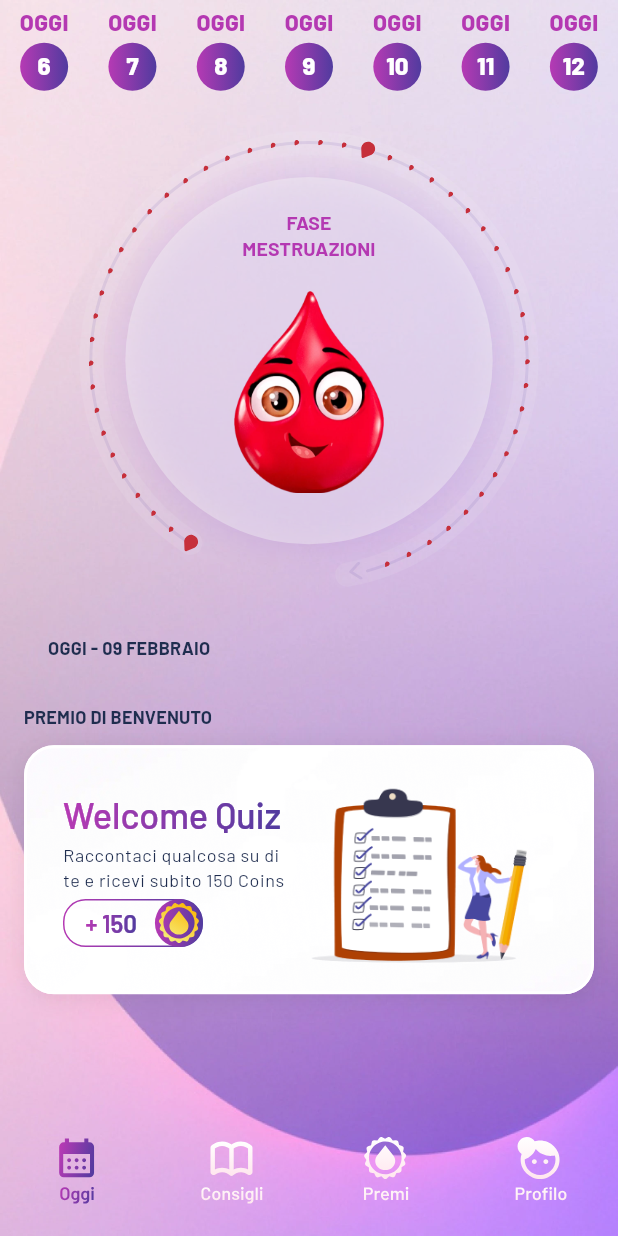
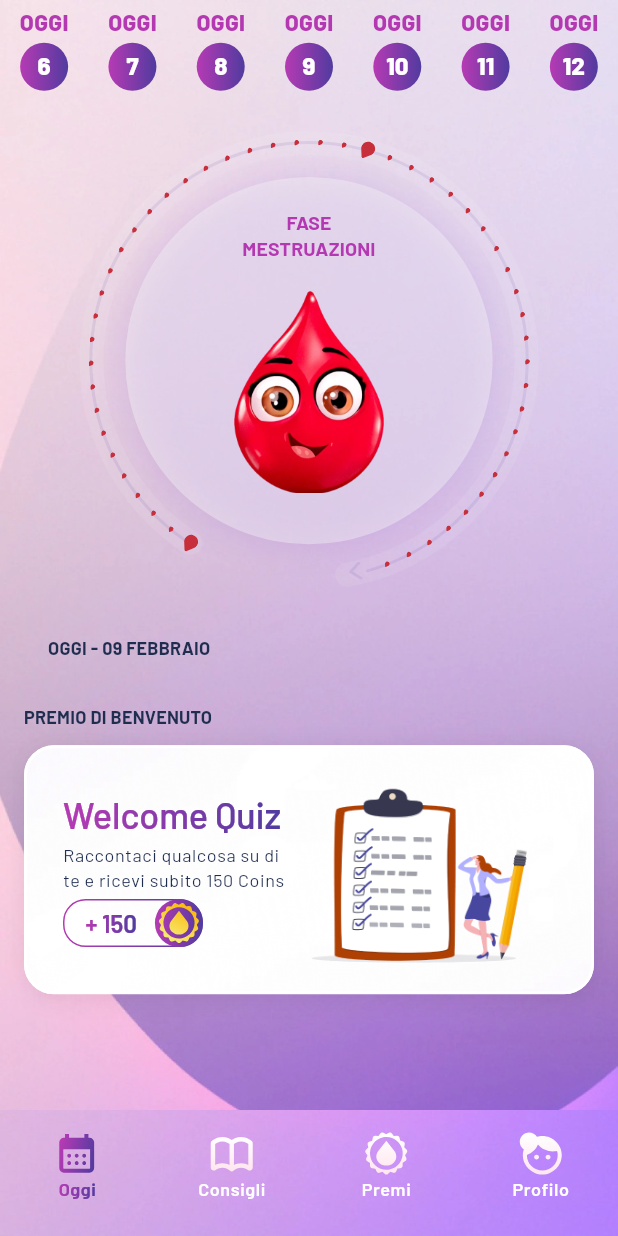
Before and after one commit to MihaiDT/App-test-cicle, a Flutter app: the MainPageV2 screen opened by its route, on a phone screen of 412 x 824 dp. Run offline on Flutter 3.47's test engine with Material 3 defaults, Android fonts, the phone set to English and light mode, and no system bars; drawn by our look-alikes of scroll_snap_list; our stand-ins replace connectivity_plus, dio, dotted_border, firebase_core, flutter_html, flutter_secure_storage and 13 more; missing offline and left inert: flutter_facebook_auth, simple_gesture_detector; accounts and stored records are empty; statements that could not run were skipped.

Commit message:
Merged in hotfix/bottom_nav_bar_background_fix (pull request #90)
fix : fixed bottom nav bar background

* changed bottom nav bar

* refactoring

* refactoring

* Merged develop into hotfix/bottom_nav_bar_background_fix

Approved-by: Danilo Spanò

```diff
--- a/lib/core/theme/theme_gradient.dart
+++ b/lib/core/theme/theme_gradient.dart
@@ -33,4 +33,5 @@ class ThemeGradient {
         Color(0xFFFDE9F0),
         Color(0xFFDFC5D8),
       ]);
+
 }
--- a/lib/modules/main/main_page_v2.dart
+++ b/lib/modules/main/main_page_v2.dart
@@ -14,40 +14,57 @@ class MainPageV2 extends GetView<MainControllerV2> {
   Widget build(BuildContext context) {
     return AppScaffoldPage(
       bottomNavigationBar: Container(
+        decoration: BoxDecoration(
+          image: DecorationImage(
+            image: AssetImage(
+              ThemeImage.bgLight,
+            ),
+            fit: BoxFit.cover,
+            alignment: Alignment.bottomCenter,
+          ),
+        ),
         child: Obx(
           () => BottomNavigationBar(
             type: BottomNavigationBarType.fixed,
             onTap: (value) {
-              controller.onTapBottomNavigationBarMenu(selectedTab: value);
+              controller.onTapBottomNavigationBarMenu(
+                selectedTab: value,
+              );
             },
-            showSelectedLabels: false,
-            showUnselectedLabels: false,
+            selectedItemColor: ThemeColor.primary,
+            unselectedItemColor: Colors.white,
+            unselectedLabelStyle: NewThemeTextStyle.bodySmall.copyWith(
+              fontWeight: FontWeight.w600,
+            ),
+            selectedLabelStyle: NewThemeTextStyle.bodySmall.copyWith(
+              fontWeight: FontWeight.w600,
+            ),
             elevation: 0,
             currentIndex: controller.tabIndex,
             items: [
-              BottomNavigationBarItem(
-                backgroundColor: Colors.transparent,
-                label: 'home',
-                activeIcon: SvgPicture.asset(ThemeIcon.homeTabSelected),
-                icon: SvgPicture.asset(ThemeIcon.homeTabUnselected),
+              _navItem(
+                label: 'Oggi',
+                context: context,
+                unselectedIcon: ThemeIcon.homeTabUnselected,
+                selectedIcon: ThemeIcon.homeTabSelected,
               ),
-              BottomNavigationBarItem(
-                backgroundColor: Colors.transparent,
-                label: 'advices',
-                activeIcon: SvgPicture.asset(ThemeIcon.advicesTabSelected),
-                icon: SvgPicture.asset(ThemeIcon.advicesTabUnselected),
+              _navItem(
+                label: 'Consigli',
+                context: context,
+                unselectedIcon: ThemeIcon.advicesTabUnselected,
+                selectedIcon: ThemeIcon.advicesTabSelected,
               ),
-              BottomNavigationBarItem(
-                backgroundColor: Colors.transparent,
-                label: 'prizes',
-                activeIcon: SvgPicture.asset(ThemeIcon.prizesTabSelected),
-                icon: SvgPicture.asset(ThemeIcon.prizesTabUnselected),
+              _navItem(
+                label: 'Premi',
+                context: context,
+                unselectedIcon: ThemeIcon.prizesTabUnselected,
+                selectedIcon: ThemeIcon.prizesTabSelected,
               ),
-              BottomNavigationBarItem(
-                backgroundColor: Colors.transparent,
-                label: 'profile',
-                activeIcon: SvgPicture.asset(ThemeIcon.profileTabSelected),
-                icon: SvgPicture.asset(ThemeIcon.profileTabUnselected),
+              _navItem(
+                label: 'Profilo',
+                context: context,
+                unselectedIcon: ThemeIcon.profileTabUnselected,
+                selectedIcon: ThemeIcon.profileTabSelected,
               ),
             ],
             backgroundColor: Colors.transparent,
@@ -71,4 +88,48 @@ class MainPageV2 extends GetView<MainControllerV2> {
       ),
     );
   }
+
+  BottomNavigationBarItem _navItem({
+    required String label,
+    required BuildContext context,
+    required String unselectedIcon,
+    required String selectedIcon,
+  }) {
+    return BottomNavigationBarItem(
+      backgroundColor: Colors.transparent,
+      label: '',
+      activeIcon: Padding(
+        padding: const EdgeInsets.only(
+          top: 8.0,
+        ),
+        child: Column(
+          children: [
+            SvgPicture.asset(
+              selectedIcon,
+            ),
+            BodySmall(
+              label,
+              fontWeight: FontWeight.w600,
+            ).applyShaders(context)
+          ],
+        ),
+      ),
+      icon: Padding(
+        padding: const EdgeInsets.only(
+          top: 8.0,
+        ),
+        child: Column(
+          children: [
+            SvgPicture.asset(
+              unselectedIcon,
+            ),
+            BodySmall(
+              label,
+              fontWeight: FontWeight.w600,
+            )
+          ],
+        ),
+      ),
+    );
+  }
 }
```
Also changed, not shown: lib/repository/social_service.dart (+8 -4 lines), assets/icons/advices_tab_selected.svg, assets/icons/advices_tab_unselected.svg, assets/icons/home_tab_selected.svg, assets/icons/home_tab_unselected.svg, assets/icons/prizes_tab_selected.svg, assets/icons/prizes_tab_unselected.svg, assets/icons/profile_tab_selected.svg, assets/icons/profile_tab_unselected.svg.
